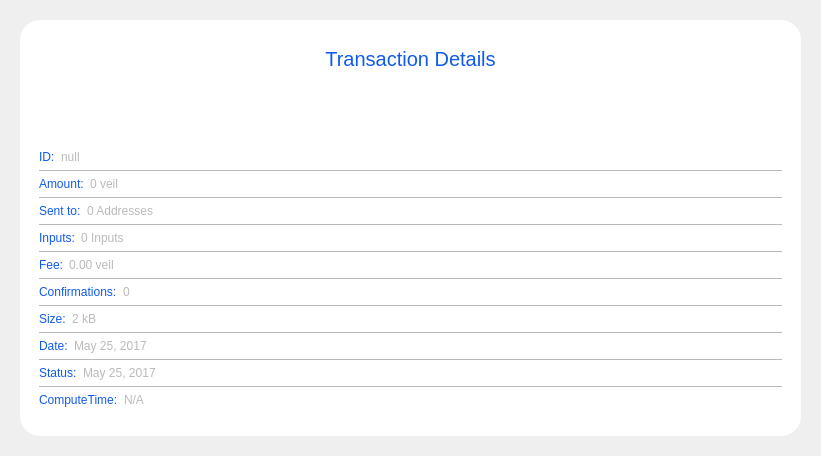
The window that src/qt/veil/forms/transactiondetaildialog.ui (Veil-Project/veil) describes before a commit, drawn with Qt 5.
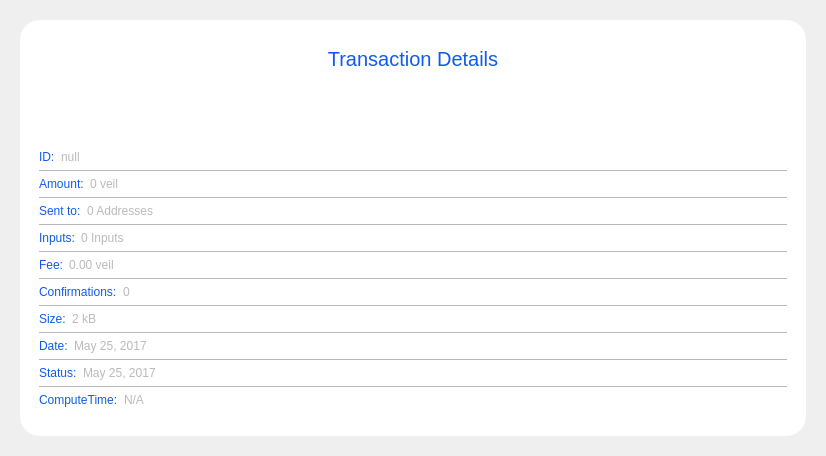
The same window after the commit. Icons and pictures are not drawn.

Commit message: Add hyperlink for txid in transaction detail view.

```diff
--- a/src/qt/veil/forms/transactiondetaildialog.ui
+++ b/src/qt/veil/forms/transactiondetaildialog.ui
@@ -6,7 +6,7 @@
             <rect>
                 <x>0</x>
                 <y>0</y>
-                <width>821</width>
+                <width>826</width>
                 <height>456</height>
             </rect>
         </property>
```
Left out of the diff: 31 changed lines with no effect on the pictures. The commit also changes 2 other files.
